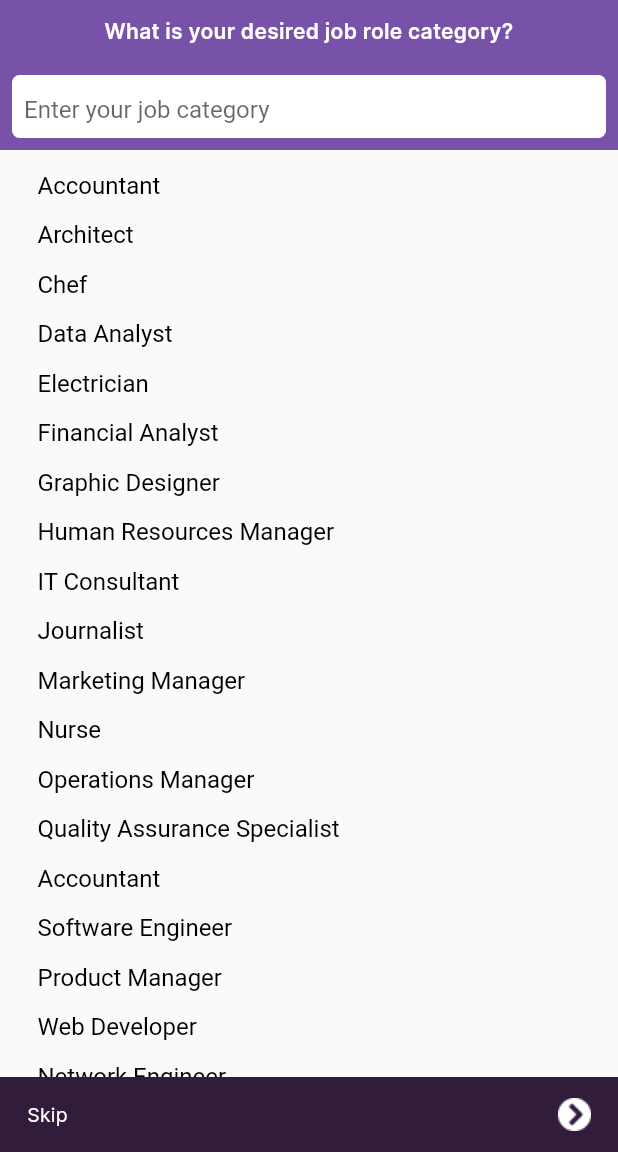
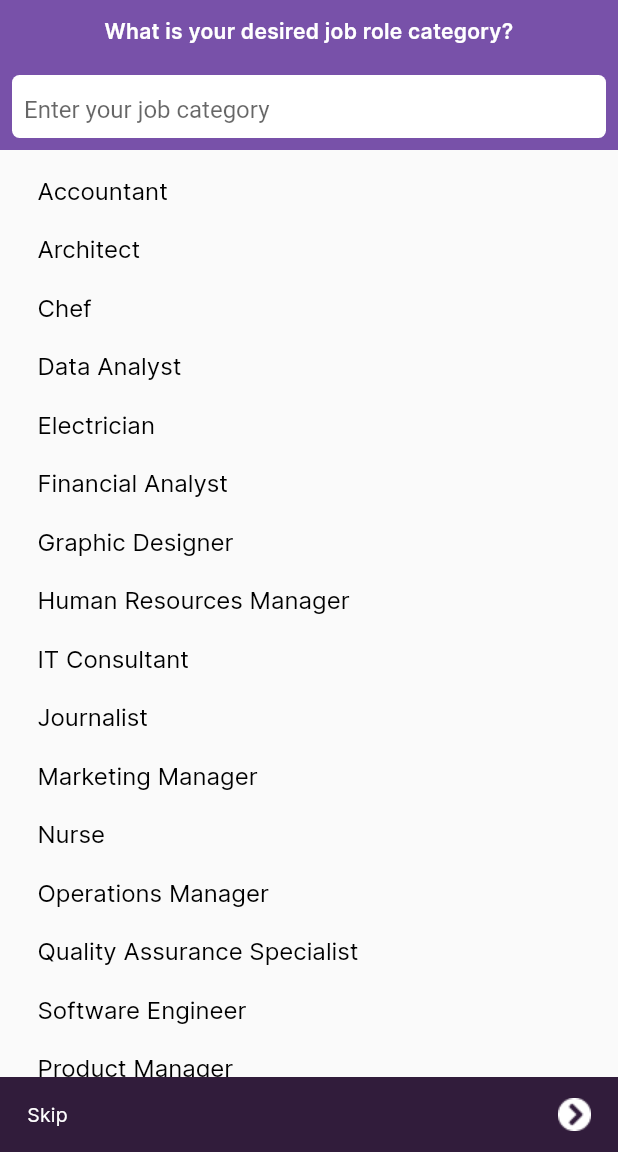
Before and after one commit to hngx-org/ai-resume-builder, a Flutter app: the RoleScreen screen opened directly, on a phone screen of 412 x 824 dp, the part 84-1236 px from its top. Run offline on Flutter 3.47's test engine with Material 2 defaults, Android fonts, the phone set to English and light mode, and no system bars.

Commit message:
update questionare styling

```diff
--- a/lib/views/landing-signup-signin_view/widgets/text_input_widget1.dart
+++ b/lib/views/landing-signup-signin_view/widgets/text_input_widget1.dart
@@ -5,11 +5,12 @@ class TextInputWidget1 extends StatelessWidget {
   const TextInputWidget1({
     super.key,
     required this.hintText,
-    required this.keyboardType,
+    required this.keyboardType, required this.controller,
   });
 
   final String hintText;
   final TextInputType keyboardType;
+  final TextEditingController controller;
 
   @override
   Widget build(BuildContext context) {
@@ -19,6 +20,7 @@ class TextInputWidget1 extends StatelessWidget {
         onTapOutside: (event) {
           FocusManager.instance.primaryFocus?.unfocus();
         },
+        controller: controller,
         keyboardType: keyboardType,
         cursorColor: AppColor.bottomNavigationBar,
         style: TextStyle(
--- a/lib/views/questionare_view/screens/desired_role.dart
+++ b/lib/views/questionare_view/screens/desired_role.dart
@@ -31,7 +31,6 @@ class _RoleScreenState extends State<RoleScreen> {
     "Nurse",
     "Operations Manager",
     "Quality Assurance Specialist",
-    "Accountant",
     "Software Engineer",
     "Product Manager",
     "Web Developer",
@@ -47,7 +46,6 @@ class _RoleScreenState extends State<RoleScreen> {
     "Social Worker",
     "Dentist",
     "Pharmacist",
-    "Electrician",
     "Plumber",
     "Sales Manager",
     "Project Manager",
@@ -145,10 +143,7 @@ class _RoleScreenState extends State<RoleScreen> {
                   itemCount: jobCategories.length,
                   itemBuilder: (BuildContext context, int index) {
                     final category = jobCategories[index];
-                    return Padding(
-                      padding: const EdgeInsets.symmetric(
-                          horizontal: 25, vertical: 7),
-                      child: InkWell(
+                    return InkWell(
                       onTap: () {
                         setState(() {
                           selectedCategory = category;
@@ -156,19 +151,24 @@ class _RoleScreenState extends State<RoleScreen> {
                         });
                       },
                       child: Container(
+                        padding: const EdgeInsets.symmetric(
+                          horizontal: 25,
+                          vertical: 10,
+                        ),
                         decoration: BoxDecoration(
                           color: category == selectedCategory
-                                ? AppColor.upgradeToProDarkMode // Highlight selected category
+                              ? AppColor
+                                  .upgradeToProDarkMode // Highlight selected category
                               : Colors.transparent,
                         ),
                         child: Text(
                           category,
                           style: TextStyle(
                             fontSize: 16,
+                            fontFamily: "Inter",
                             color: category == selectedCategory
                                 ? Colors.white
                                 : Colors.black,
-                            ),
                           ),
                         ),
                       ),
--- a/lib/views/template_view/screens/template_screen.dart
+++ b/lib/views/template_view/screens/template_screen.dart
@@ -14,7 +14,11 @@ class TemplateScreen extends StatelessWidget {
         centerTitle: true,
         title: const Text(
           'Resume Pro',
-          style: TextStyle(fontSize: 30.0, fontWeight: FontWeight.bold),
+          style: TextStyle(
+            fontSize: 30.0,
+            fontFamily: "Inter",
+            fontWeight: FontWeight.bold,
+          ),
         ),
       ),
       body: const TemplatesTile(),
--- a/pubspec.yaml
+++ b/pubspec.yaml
@@ -19,7 +19,7 @@ publish_to: 'none' # Remove this line if you wish to publish to pub.dev
 version: 1.0.0+1
 
 environment:
-  sdk: '>=3.1.0 <4.0.0'
+  sdk: '>=3.1.2 <4.0.0'
 
 # Dependencies specify other packages that your package needs in order to work.
 # To automatically upgrade your package dependencies to the latest versions
@@ -36,6 +36,8 @@ dependencies:
   # Use with the CupertinoIcons class for iOS style icons.
   cupertino_icons: ^1.0.2
   flutter_svg: ^2.0.5
+  hng_authentication: ^0.0.3
+  http: ^1.1.0
 
 dev_dependencies:
   flutter_test:
```
Also changed, not shown: lib/views/landing-signup-signin_view/screens/sign_in_screen.dart (+58 -2 lines), lib/views/landing-signup-signin_view/screens/sign_up_screen.dart (+55 -9 lines), lib/views/questionare_view/screens/education_level_screen.dart (+9 -5 lines), lib/views/questionare_view/screens/select_skill_screen.dart (+9 -7 lines), lib/views/questionare_view/screens/work_experience.dart (+6 -2 lines), pubspec.lock, 6 other files. Lines whose indentation alone changed are shown as unchanged.
